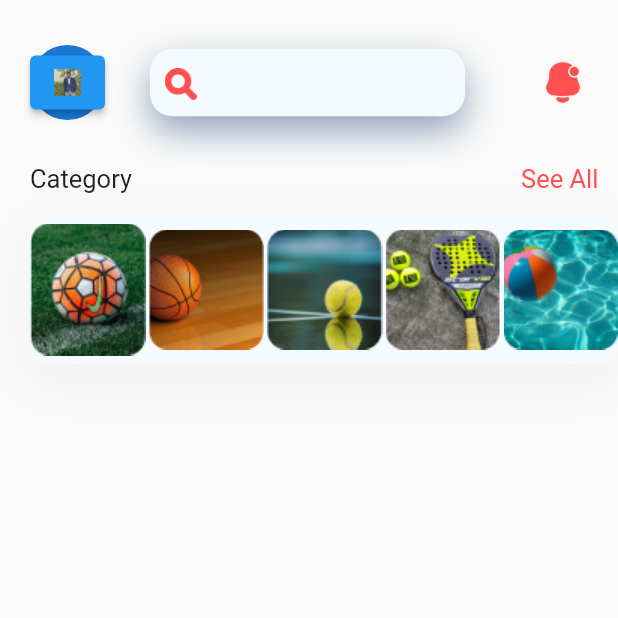
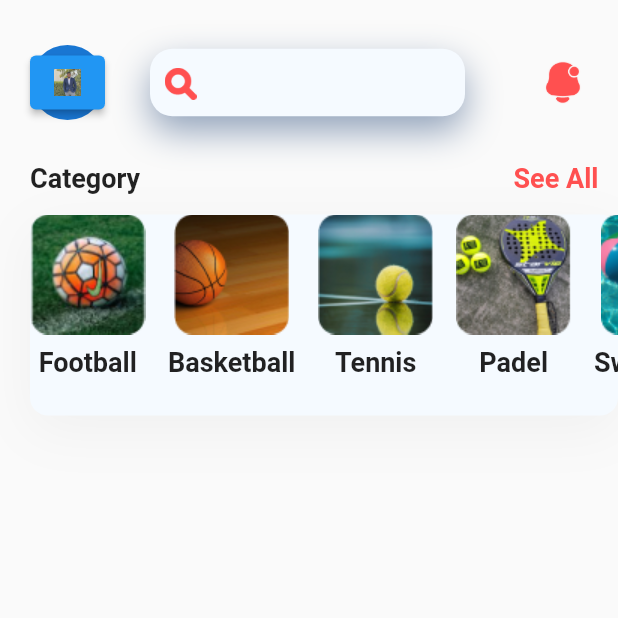
Before and after one commit to AbdallahAbuHaltam/gp2, a Flutter app: the screen it shows once a user with an empty profile is signed in, on a phone screen of 412 x 824 dp, the top half of it. Run offline on Flutter 3.47's test engine with Material 2 defaults, Android fonts, the phone set to English and light mode, and no system bars; our stand-ins replace firebase_auth, firebase_core, flutter_svg_provider, line_awesome_flutter; accounts and stored records are empty.

Commit message:
Home Upgrade

```diff
--- a/lib/screens/home/home.dart
+++ b/lib/screens/home/home.dart
@@ -96,7 +96,8 @@ class _HomeState extends State<Home> {
                       padding: EdgeInsets.only(top: 15.0),
                       child: Text(
                         category,
-                        style: TextStyle(fontSize: 17),
+                        style: TextStyle(
+                            fontSize: 18, fontWeight: FontWeight.w600),
                       ),
                     ),
                     const Spacer(),
@@ -105,7 +106,7 @@ class _HomeState extends State<Home> {
                       child: TextButton(
                         style: TextButton.styleFrom(
                           foregroundColor: mRedColor,
-                          textStyle: const TextStyle(fontSize: 17),
+                          textStyle: const TextStyle(fontSize: 18, fontWeight: FontWeight.w600),
                         ),
                         onPressed: () {
                           Navigator.push(
@@ -121,7 +122,7 @@ class _HomeState extends State<Home> {
                 ),
                 //Category
                 Container(
-                  height: 100,
+                  height: 134,
                   width: double.infinity,
                   decoration: BoxDecoration(
                     color: mBackgroundColor,
@@ -134,30 +135,102 @@ class _HomeState extends State<Home> {
                       ),
                     ],
                   ),
+                  child: SingleChildScrollView(
+                    scrollDirection: Axis.horizontal,
                     child: Row(
                       mainAxisAlignment: MainAxisAlignment.spaceBetween,
                       children: [
                         GestureDetector(
                           onTap: null,
-                        child: Image.asset('images/football.png'),
+                          child: Column(
+                            children: <Widget>[
+                              Image.asset('images/football.png'),
+                              const Padding(
+                                padding: EdgeInsets.only(top: 8),
+                                child: Text(
+                                  'Football',
+                                  style: TextStyle(
+                                      fontSize: 18,
+                                      fontWeight: FontWeight.w600),
                                 ),
+                              ),
+                            ],
+                          ),
+                        ),
+                        const SizedBox(width: 15),
                         GestureDetector(
                           onTap: null,
-                        child: Image.asset('images/basketball.png'),
+                          child: Column(
+                            children: <Widget>[
+                              Image.asset('images/basketball.png'),
+                              const Padding(
+                                padding: EdgeInsets.only(top: 8),
+                                child: Text(
+                                  'Basketball',
+                                  style: TextStyle(
+                                      fontSize: 18,
+                                      fontWeight: FontWeight.w600),
                                 ),
+                              ),
+                            ],
+                          ),
+                        ),
+                        const SizedBox(width: 15),
                         GestureDetector(
                           onTap: null,
-                        child: Image.asset('images/tennis.png'),
+                          child: Column(
+                            children: <Widget>[
+                              Image.asset('images/tennis.png'),
+                              const Padding(
+                                padding: EdgeInsets.only(top: 8),
+                                child: Text(
+                                  'Tennis',
+                                  style: TextStyle(
+                                      fontSize: 18,
+                                      fontWeight: FontWeight.w600),
                                 ),
+                              ),
+                            ],
+                          ),
+                        ),
+                        const SizedBox(width: 15),
                         GestureDetector(
                           onTap: null,
-                        child: Image.asset('images/paddel.png'),
+                          child: Column(
+                            children: <Widget>[
+                              Image.asset('images/paddel.png'),
+                              const Padding(
+                                padding: EdgeInsets.only(top: 8),
+                                child: Text(
+                                  'Padel',
+                                  style: TextStyle(
+                                      fontSize: 18,
+                                      fontWeight: FontWeight.w600),
                                 ),
+                              ),
+                            ],
+                          ),
+                        ),
+                        const SizedBox(width: 15),
                         GestureDetector(
                           onTap: null,
-                        child: Image.asset('images/swimmingg.png'),
+                          child: Column(
+                            children: <Widget>[
+                              Image.asset('images/swimmingg.png'),
+                              const Padding(
+                                padding: EdgeInsets.only(top: 8),
+                                child: Text(
+                                  'Swimming',
+                                  style: TextStyle(
+                                      fontSize: 18,
+                                      fontWeight: FontWeight.w600),
+                                ),
                               ),
                             ],
+                          ),
+                        ),
+                      ],
+                    ),
                   ),
                 ),
               ],
--- a/lib/screens/profile.dart
+++ b/lib/screens/profile.dart
@@ -14,7 +14,9 @@ class Profile extends StatelessWidget {
     return Scaffold(
       appBar: AppBar(
         leading: IconButton(
-          onPressed: () {},
+          onPressed: () {
+              Navigator.pop(context);
+          },
           icon: const Icon(LineAwesomeIcons.angle_left),
         ),
         title: const Text("Profile"),
```
Also changed, not shown: images/football.png. Lines whose indentation alone changed are shown as unchanged.
